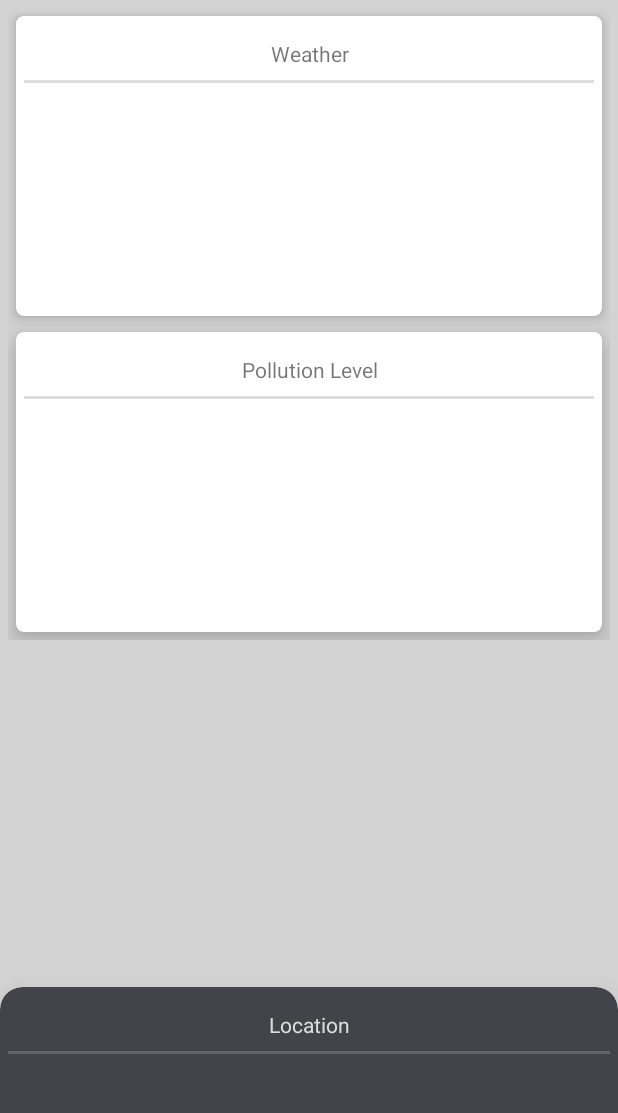
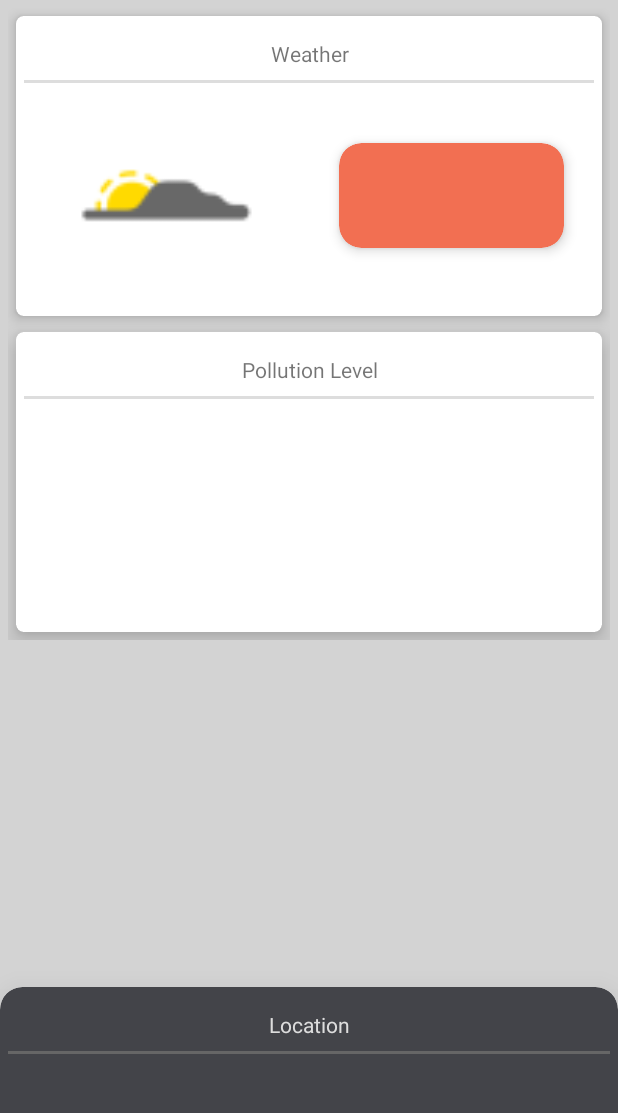
Before and after one commit to keefejulian24/PURe, an Android app: the screen it shows after launch (MainActivity), on a phone screen of 412 x 824 dp, the part 84-1197 px from its top. Run offline under Robolectric (Android 15) with nearby library versions, the phone set to English and light mode, and no system bars; 2 statements that could not run were skipped.

Commit message:
cardview content + placeholder icon

```diff
--- a/PURe/app/src/main/res/layout/content_main.xml
+++ b/PURe/app/src/main/res/layout/content_main.xml
@@ -30,6 +30,10 @@
                 card_view:cardCornerRadius="5dp"
                 card_view:contentPadding="5dp"
                 android:layout_margin="5dp">
+                <android.support.v7.widget.LinearLayoutCompat
+                    android:layout_width="match_parent"
+                    android:layout_height="match_parent"
+                    android:orientation="vertical">
                     <TextView
                         android:id="@+id/weather_title"
                         android:layout_width="match_parent"
@@ -38,7 +42,33 @@
                         android:gravity="center_horizontal"
                         android:background="@drawable/border_bottom"
                         android:padding="10dp"/>
-
+                    <android.support.v7.widget.LinearLayoutCompat
+                        android:layout_width="match_parent"
+                        android:layout_height="0dp"
+                        android:layout_weight="1"
+                        android:gravity="center"
+                        android:orientation="horizontal">
+                        <ImageView
+                            android:layout_width="0dp"
+                            android:layout_height="150dp"
+                            android:layout_weight="1"
+                            android:layout_margin="20dp"
+                            android:src="@mipmap/sunny_icon">
+                        </ImageView>
+                        <android.support.v7.widget.CardView
+                            xmlns:card_view="http://schemas.android.com/apk/res-auto"
+                            android:id="@+id/uvi_level"
+                            android:layout_gravity="center_vertical"
+                            android:layout_height="70dp"
+                            android:layout_width="0dp"
+                            android:layout_weight="1"
+                            android:layout_margin="20dp"
+                            card_view:cardBackgroundColor="#f26f52"
+                            card_view:cardCornerRadius="15dp"
+                            card_view:cardElevation="5dp">
+                        </android.support.v7.widget.CardView>
+                    </android.support.v7.widget.LinearLayoutCompat>
+                </android.support.v7.widget.LinearLayoutCompat>
             </android.support.v7.widget.CardView>
             <android.support.v7.widget.CardView
                 xmlns:card_view="http://schemas.android.com/apk/res-auto"
```
Also changed, not shown: PURe/app/src/main/res/mipmap-hdpi/sunny_icon.png (added), PURe/app/src/main/res/mipmap-mdpi/sunny_icon.png (added), PURe/app/src/main/res/mipmap-xhdpi/sunny_icon.png (added), PURe/app/src/main/res/mipmap-xxhdpi/sunny_icon.png (added), PURe/app/src/main/res/mipmap-xxxhdpi/sunny_icon.png (added), PURe/app/src/main/sunny_icon-web.png (added). Lines whose indentation alone changed are shown as unchanged.
